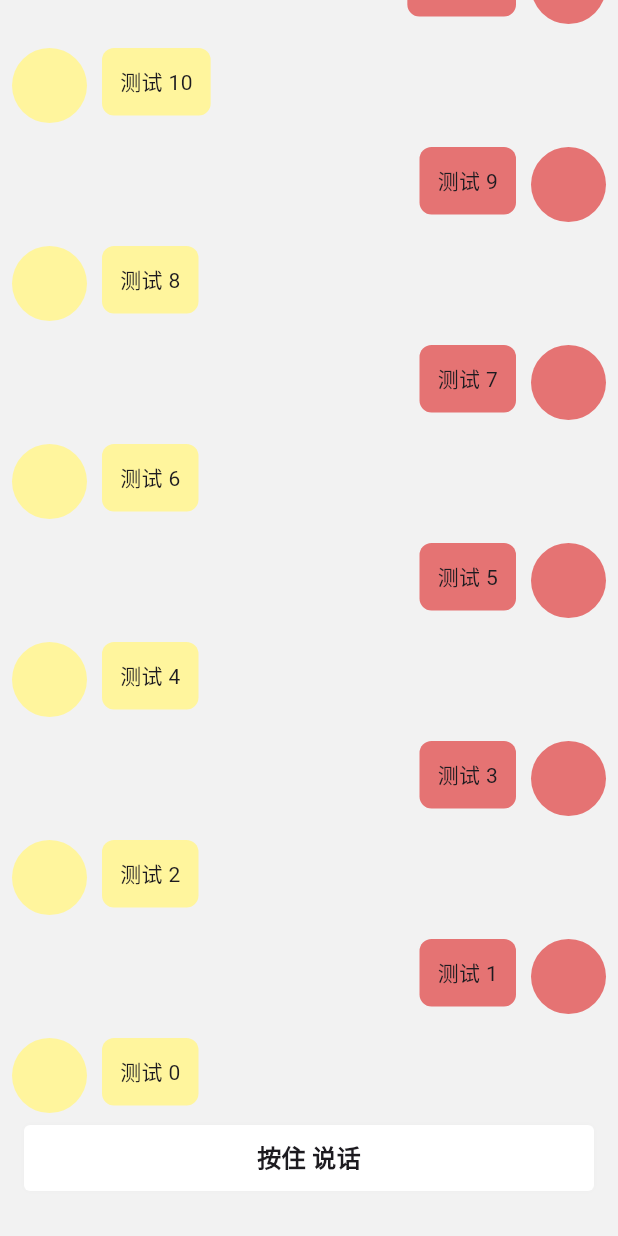
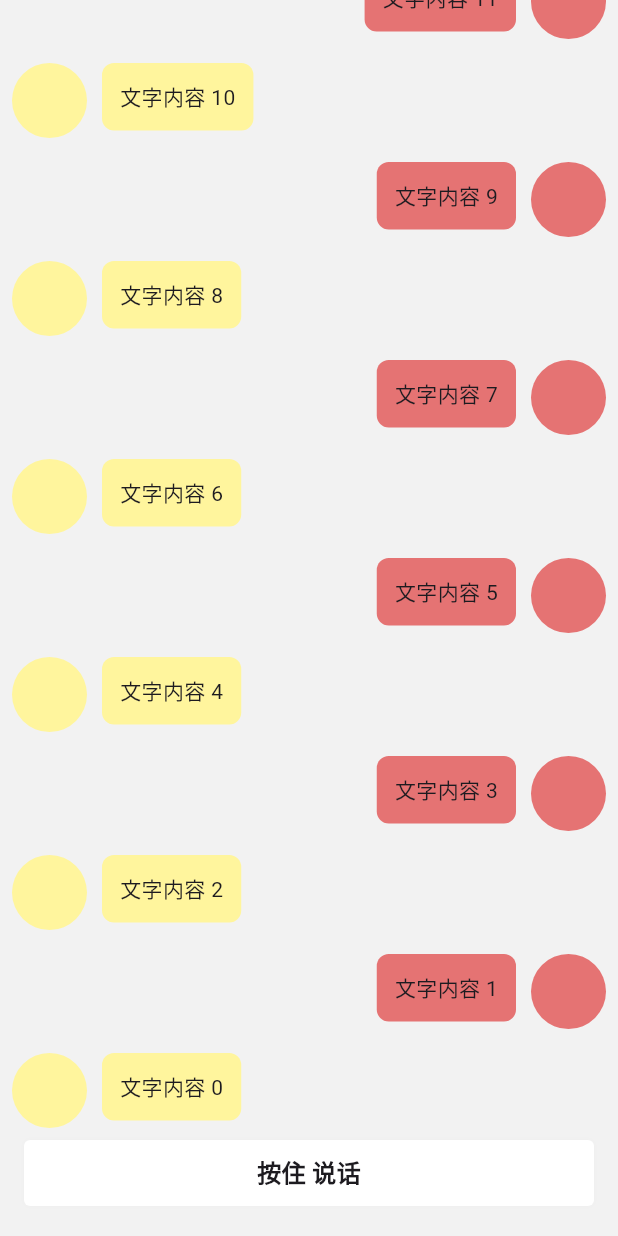
Before and after one commit to boomcx/sounds_message, a Flutter app: the screen it shows after launch, on a phone screen of 412 x 824 dp. Run offline on Flutter 3.47's test engine with Material 3 defaults, Android fonts, the light colour scheme and no system bars; our stand-ins replace flutter_screenutil; missing offline and left inert: record.

Commit message:
- update

```diff
--- a/lib/main.dart
+++ b/lib/main.dart
@@ -25,7 +25,7 @@ class MyApp extends StatelessWidget {
         return MaterialApp(
           title: 'Flutter Demo',
           // debugShowMaterialGrid: true,
-          // showSemanticsDebugger: true,
+          // showPerformanceOverlay: true,
           debugShowCheckedModeBanner: false,
           theme: ThemeData(
             colorScheme: ColorScheme.fromSeed(seedColor: Colors.deepPurple),
@@ -46,26 +46,22 @@ class MyHomePage extends StatefulWidget {
 }
 
 class _MyHomePageState extends State<MyHomePage> {
+  final List<String> _items = List.generate(15, (index) => '文字内容 $index');
   final ScrollController _controller = ScrollController();
-
-  EdgeInsets _padding = EdgeInsets.zero;
-
-  // final _key = GlobalKey();
-
-  final List<String> _items = List.generate(20, (index) => '测试 $index');
-
-  @override
-  void initState() {
-    super.initState();
-  }
 
   @override
   Widget build(BuildContext context) {
     return Scaffold(
       backgroundColor: const Color(0xfff2f2f2),
-      body: Column(
-        children: [
-          Expanded(
+      resizeToAvoidBottomInset: false,
+      body: VoiceChatView(
+        scrollController: _controller,
+        onSendSounds: (content) {
+          // 最好局部刷新
+          setState(() {
+            _items.insert(0, content);
+          });
+        },
         child: ListView.builder(
           reverse: true,
           controller: _controller,
@@ -106,37 +102,68 @@ class _MyHomePageState extends State<MyHomePage> {
           itemCount: _items.length,
         ),
       ),
-          AnimatedPadding(
-            padding: _padding,
+    );
+  }
+}
+
+class VoiceChatView extends StatefulWidget {
+  const VoiceChatView({
+    super.key,
+    this.scrollController,
+    required this.child,
+    required this.onSendSounds,
+  });
+
+  final Widget child;
+
+  final ScrollController? scrollController;
+
+  final ValueChanged<String> onSendSounds;
+
+  @override
+  State<VoiceChatView> createState() => _VoiceChatViewState();
+}
+
+class _VoiceChatViewState extends State<VoiceChatView> {
+  final _padding = ValueNotifier(EdgeInsets.zero);
+
+  @override
+  void initState() {
+    super.initState();
+  }
+
+  @override
+  Widget build(BuildContext context) {
+    return SafeArea(
+      top: false,
+      bottom: false,
+      child: Column(
+        children: [
+          Expanded(child: widget.child),
+          ValueListenableBuilder(
+            valueListenable: _padding,
+            builder: (context, value, child) => AnimatedPadding(
+              padding: value,
               duration: const Duration(milliseconds: 200),
             ),
-          // RecordingBotSpace(
-          //   statusKey: _key,
-          //   scrollController: _controller,
-          // ),
+          ),
           SoundsMessageButton(
             // key: _key,
             onChanged: (status) {
-              setState(() {
               // 120 是遮罩层的视图高度
-                _padding = EdgeInsets.symmetric(
+              _padding.value = EdgeInsets.symmetric(
                   vertical: status == SoundsMessageStatus.initialized
                       ? 0
                       : (120 + 60 - (30 + 44) / 2) / 2 + 15);
-              });
-              _controller.animateTo(
+              widget.scrollController?.animateTo(
                 0,
                 duration: const Duration(milliseconds: 200),
                 curve: Curves.easeOut,
               );
             },
-            onSendSounds: (content) {
-              setState(() {
-                _items.insert(0, content);
-              });
-            },
+            onSendSounds: widget.onSendSounds,
           ),
-          const SizedBox(height: 30),
+          const SizedBox(height: 20),
         ],
       ),
     );
--- a/lib/sounds_button/sounds_button.dart
+++ b/lib/sounds_button/sounds_button.dart
@@ -31,7 +31,7 @@ class SoundsMessageButton extends StatefulWidget {
   final Function(SoundsMessageStatus status)? onChanged;
 
   /// 发送音频 / 发送音频文字
-  final Function(String path)? onSendSounds;
+  final Function(String content)? onSendSounds;
 
   /// 语音输入时遮罩配置
   final RecordingMaskOverlayData maskData;
@@ -104,9 +104,20 @@ class _SoundsMessageButtonState extends State<SoundsMessageButton> {
   @override
   Widget build(BuildContext context) {
     return GestureDetector(
-      onLongPress: () {
-        _soundsRecorder.updateStatus(SoundsMessageStatus.recording);
+      onLongPress: () async {
+        // 额外添加首次授权时，不能开启录音
+        if (!await _soundsRecorder.hasPermission()) {
+          return;
+        }
+
+        // 是否支持录音配置
+        if (!await _soundsRecorder.isEncoderSupported()) {
+          return;
+        }
+
+        // 显示语音输入UI
         _showRecordingMask();
+
         // 录制
         _soundsRecorder.beginRec(
           onStateChanged: (state) {
```
Also changed, not shown: lib/sounds_button/recording_status_mask.dart (+7 -3 lines), lib/utils/recorder.dart (+54 -30 lines). Lines whose indentation alone changed are shown as unchanged.
